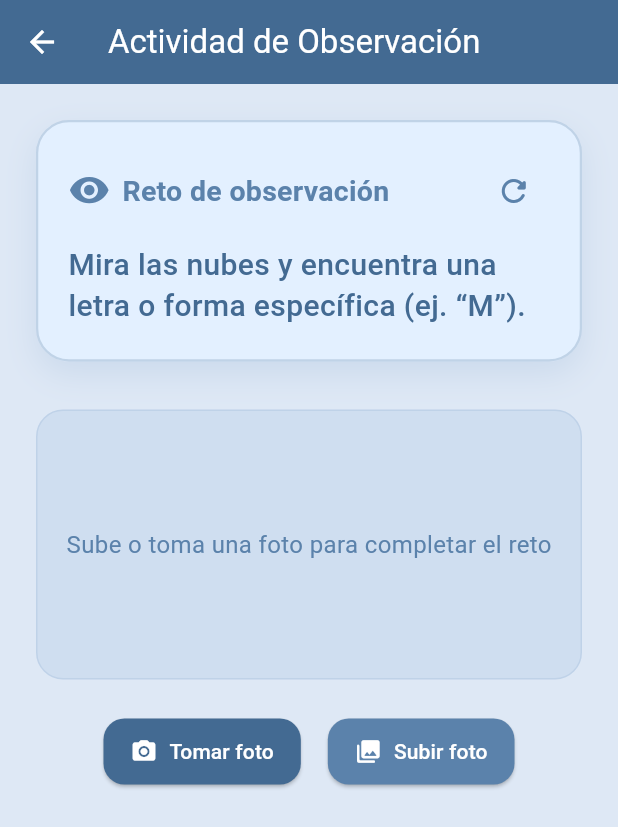
After one commit to paula-ayllon-perez/Serenalea, a Flutter app: the ObservingActivityPage screen opened by its route, on a phone screen of 412 x 824 dp. The commit adds this screen. Shown: the top 827 px of the screen. Run offline on Flutter 3.47's test engine with Material 3 defaults, Android fonts, the light colour scheme and no system bars; our stand-ins replace audioplayers, cloud_firestore, firebase_auth, firebase_core, image_picker; accounts and stored records are empty.

Commit message:
#Feat: Vista perfil añadida y actividades random
- Se han añadido las vistas necesarias para poder ver tu perfil

- Se ha añadido una pestaña de actividades random

```diff
--- /dev/null
+++ b/serenalea/lib/presentation/pages/activities/activity/observing_activity.dart
@@ -0,0 +1,187 @@
+import 'dart:io';
+import 'dart:math';
+
+import 'package:flutter/material.dart';
+import 'package:image_picker/image_picker.dart';
+import '../../../../core/constants/colors.dart';
+
+class ObservingActivityPage extends StatefulWidget {
+  const ObservingActivityPage({Key? key}) : super(key: key);
+
+  @override
+  State<ObservingActivityPage> createState() => _ObservingActivityPageState();
+}
+
+class _ObservingActivityPageState extends State<ObservingActivityPage> {
+  final List<String> observingChallenges = [
+    'Mira las nubes y encuentra una letra o forma específica (ej. “M”).',
+    'Observa a tu alrededor y encuentra algo que tenga forma de corazón.',
+    'Encuentra tres objetos que tengan el mismo color.',
+    'Busca un reflejo curioso en alguna superficie cercana.',
+    'Mira alrededor e identifica un patrón repetido (rejillas, baldosas, ventanas…).',
+    'Encuentra un número o letra escondida en el entorno.',
+    'Busca un objeto que parezca “fuera de lugar” y piensa por qué.',
+    'Mira por la ventana y localiza algo que esté en movimiento.',
+    'Encuentra algo que te parezca divertido o inesperado.',
+    'Mira hacia arriba y busca un detalle arquitectónico que nunca habías notado.'
+  ];
+
+  int challengeIndex = 0;
+  File? _imageFile;
+
+  @override
+  void initState() {
+    super.initState();
+    _setRandomChallenge();
+  }
+
+  void _setRandomChallenge() {
+    final random = Random();
+    challengeIndex = random.nextInt(observingChallenges.length);
+    setState(() {});
+  }
+
+  Future<void> _pickImage(ImageSource source) async {
+    final picker = ImagePicker();
+    final pickedFile = await picker.pickImage(source: source, maxWidth: 900, maxHeight: 900);
+    if (pickedFile != null) {
+      setState(() {
+        _imageFile = File(pickedFile.path);
+      });
+    }
+  }
+
+  @override
+  Widget build(BuildContext context) {
+    return Scaffold(
+      appBar: AppBar(
+        title: const Text('Actividad de Observación'),
+        backgroundColor: AppColors.color1,
+      ),
+      backgroundColor: AppColors.background,
+      body: SingleChildScrollView(
+        child: Padding(
+          padding: const EdgeInsets.symmetric(horizontal: 24, vertical: 24),
+          child: Column(
+            crossAxisAlignment: CrossAxisAlignment.center,
+            children: [
+              Container(
+                width: double.infinity,
+                padding: const EdgeInsets.symmetric(vertical: 22, horizontal: 20),
+                decoration: BoxDecoration(
+                  color: AppColors.softBlue,
+                  borderRadius: BorderRadius.circular(22),
+                  boxShadow: [
+                    BoxShadow(
+                      color: AppColors.color3.withOpacity(0.18),
+                      blurRadius: 18,
+                      offset: const Offset(0, 8),
+                    ),
+                  ],
+                  border: Border.all(
+                    color: AppColors.color1.withOpacity(0.22),
+                    width: 1.5,
+                  ),
+                ),
+                child: Column(
+                  crossAxisAlignment: CrossAxisAlignment.start,
+                  children: [
+                    Row(
+                      children: [
+                        Icon(Icons.visibility_rounded, color: AppColors.color2, size: 28),
+                        const SizedBox(width: 8),
+                        Text(
+                          'Reto de observación',
+                          style: TextStyle(
+                            fontSize: 19,
+                            fontWeight: FontWeight.bold,
+                            color: AppColors.color2,
+                            letterSpacing: 0.2,
+                          ),
+                        ),
+                        const Spacer(),
+                        IconButton(
+                          icon: const Icon(Icons.refresh_rounded),
+                          color: AppColors.color2,
+                          tooltip: 'Nuevo reto',
+                          onPressed: _setRandomChallenge,
+                        ),
+                      ],
+                    ),
+                    const SizedBox(height: 12),
+                    Text(
+                      observingChallenges[challengeIndex],
+                      style: TextStyle(
+                        fontSize: 20,
+                        fontWeight: FontWeight.w500,
+                        color: AppColors.color1,
+                        height: 1.35,
+                      ),
+                    ),
+                  ],
+                ),
+              ),
+              const SizedBox(height: 32),
+              _imageFile == null
+                  ? Container(
+                      width: double.infinity,
+                      height: 180,
+                      decoration: BoxDecoration(
+                        color: AppColors.color4.withOpacity(0.18),
+                        borderRadius: BorderRadius.circular(18),
+                        border: Border.all(color: AppColors.color3.withOpacity(0.18)),
+                      ),
+                      child: Center(
+                        child: Text(
+                          'Sube o toma una foto para completar el reto',
+                          style: TextStyle(
+                            color: AppColors.color2,
+                            fontSize: 16,
+                          ),
+                        ),
+                      ),
+                    )
+                  : ClipRRect(
+                      borderRadius: BorderRadius.circular(18),
+                      child: Image.file(_imageFile!, height: 180, width: double.infinity, fit: BoxFit.cover),
+                    ),
+              const SizedBox(height: 24),
+              Row(
+                mainAxisAlignment: MainAxisAlignment.center,
+                children: [
+                  ElevatedButton.icon(
+                    icon: const Icon(Icons.camera_alt_rounded),
+                    label: const Text('Tomar foto'),
+                    style: ElevatedButton.styleFrom(
+                      backgroundColor: AppColors.color1,
+                      foregroundColor: Colors.white,
+                      shape: RoundedRectangleBorder(
+                        borderRadius: BorderRadius.circular(14),
+                      ),
+                      padding: const EdgeInsets.symmetric(horizontal: 18, vertical: 12),
+                    ),
+                    onPressed: () => _pickImage(ImageSource.camera),
+                  ),
+                  const SizedBox(width: 18),
+                  ElevatedButton.icon(
+                    icon: const Icon(Icons.photo_library_rounded),
+                    label: const Text('Subir foto'),
+                    style: ElevatedButton.styleFrom(
+                      backgroundColor: AppColors.color2,
+                      foregroundColor: Colors.white,
+                      shape: RoundedRectangleBorder(
+                        borderRadius: BorderRadius.circular(14),
+                      ),
+                      padding: const EdgeInsets.symmetric(horizontal: 18, vertical: 12),
+                    ),
+                    onPressed: () => _pickImage(ImageSource.gallery),
+                  ),
+                ],
+              ),
+            ],
+          ),
+        ),
+      ),
+    );
+  }
+}
--- a/serenalea/lib/presentation/pages/activities/all_activities.dart
+++ b/serenalea/lib/presentation/pages/activities/all_activities.dart
@@ -59,6 +59,8 @@ class _AllActivitiesPageState extends State<AllActivitiesPage> {
                     );
                   } else if (activity.category.toLowerCase() == 'creativa' || activity.title.toLowerCase().contains('creativa')) {
                     Navigator.pushNamed(context, '/creative');
+                  } else if (activity.category.toLowerCase() == 'observación' || activity.title.toLowerCase().contains('observación')) {
+                    Navigator.pushNamed(context, '/observing');
                   } else {
                     ScaffoldMessenger.of(context).showSnackBar(
                       const SnackBar(content: Text('Actividad aún no implementada.')),
--- a/serenalea/lib/presentation/routes/routes.dart
+++ b/serenalea/lib/presentation/routes/routes.dart
@@ -4,6 +4,9 @@ import 'package:serenalea/presentation/pages/activities/all_activities.dart';
 import '../pages/login/login.dart';
 import '../pages/register/register.dart';
 import '../pages/activities/activity/creative_actovity.dart';
+import '../pages/profile/profile.dart';
+import '../pages/activities/activity/observing_activity.dart';
+import '../pages/activities/random_activites.dart';
 
 final Map<String, WidgetBuilder> appRoutes = {
   '/login': (context) => const LoginPage(),
@@ -12,4 +15,12 @@ final Map<String, WidgetBuilder> appRoutes = {
   '/home': (context) => const HomePage(),
   '/activities': (context) => const AllActivitiesPage(),
   '/creative': (context) => const CreativeActivityPage(),
+  '/observing': (context) => const ObservingActivityPage(),
+  '/profile': (context) => const ProfilePage(),
+  '/random-activities': (context) => const RandomActivitiesPage(),
+  '/all-activities': (context) => const AllActivitiesPage(),
+  '/search': (context) => Scaffold(
+    appBar: AppBar(title: const Text('Buscar')),
+    body: const Center(child: Text('Función de búsqueda próximamente')), // Placeholder
+  ),
 };
--- a/serenalea/pubspec.yaml
+++ b/serenalea/pubspec.yaml
@@ -39,6 +39,7 @@ dependencies:
   firebase_auth: ^6.0.2
   image_picker: ^1.2.0
   audioplayers: ^6.5.1
+  intl: ^0.20.2
 
 dev_dependencies:
   flutter_test:
```
Also changed, not shown: serenalea/lib/presentation/pages/activities/random_activites.dart (added, +65 -0 lines), serenalea/lib/presentation/pages/profile/profile.dart (added, +200 -0 lines), serenalea/pubspec.lock.
